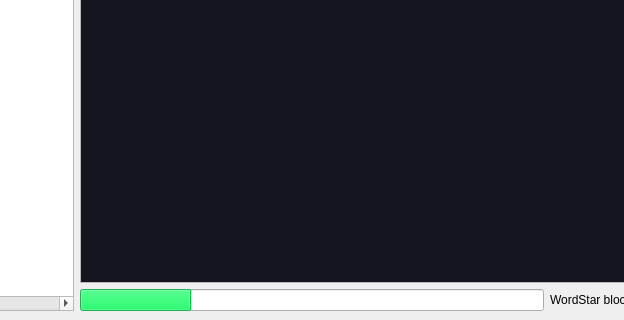
First picture: the form in src/TextEditor/ui/TextEditor.ui, repository KatsumiKougen/SmallPyQt5Apps, before the edit; both pictures show x 191 to 815 and y 248 to 568 of the 989 by 568 pixel window.
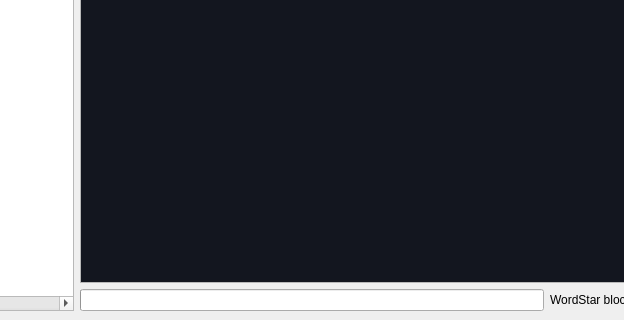
Second picture: the form after the edit. Custom widgets are drawn as their Qt base class.

Diff of the .ui file:
```diff
--- a/src/TextEditor/ui/TextEditor.ui
+++ b/src/TextEditor/ui/TextEditor.ui
@@ -525,7 +525,7 @@
              </font>
             </property>
             <property name="value">
-             <number>24</number>
+             <number>0</number>
             </property>
             <property name="alignment">
              <set>Qt::AlignLeading|Qt::AlignLeft|Qt::AlignVCenter</set>
```
